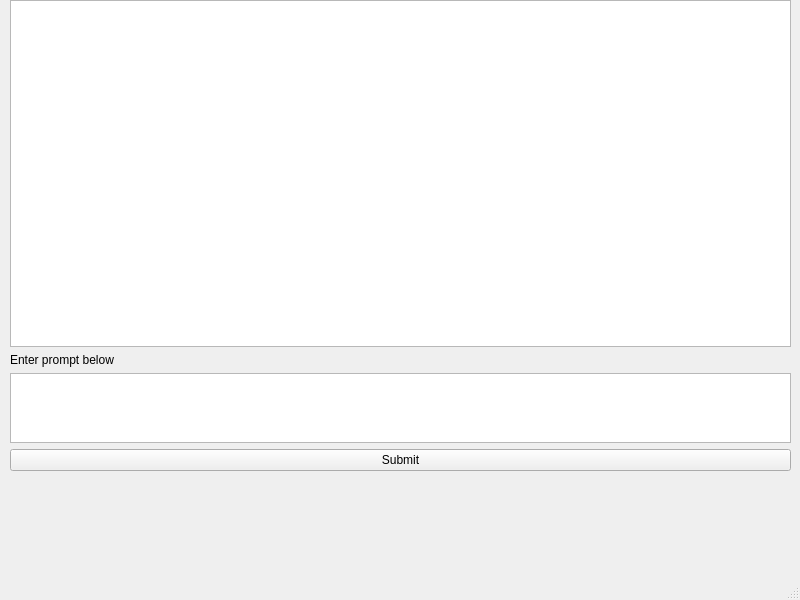
Qt form chat.ui (sunilpulinthitta/openaichat) before a commit.
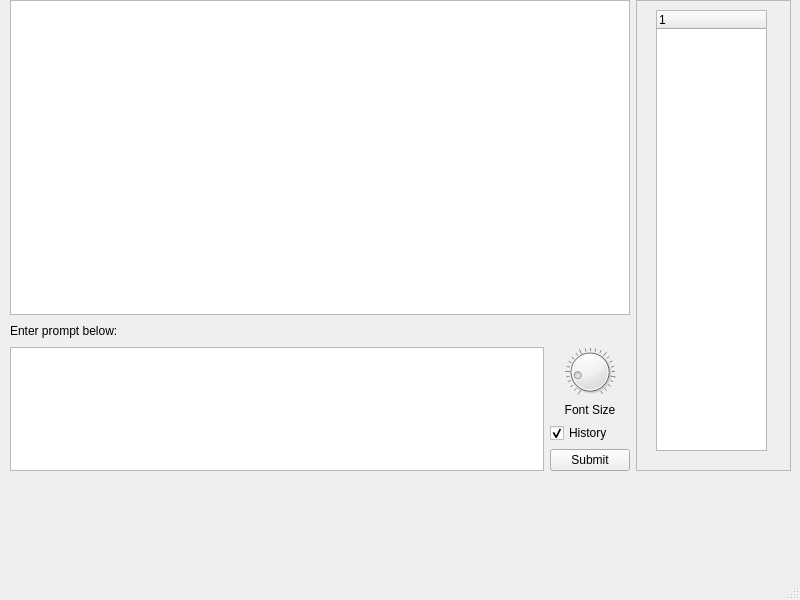
The same form after that commit.

Patch:
```diff
--- a/chat.ui
+++ b/chat.ui
@@ -23,33 +23,135 @@
       <height>471</height>
      </rect>
     </property>
-    <layout class="QHBoxLayout" name="hLytMain">
+    <layout class="QHBoxLayout" name="hLytMain" stretch="80,20">
      <item>
-      <layout class="QVBoxLayout" name="vLytChat" stretch="100,1,10,1">
+      <layout class="QVBoxLayout" name="vLytChat" stretch="100,1,10">
        <item>
         <widget class="QTextEdit" name="txtOutput"/>
        </item>
        <item>
-        <widget class="QLabel" name="lblPrompt">
-         <property name="text">
-          <string>Enter prompt below</string>
-         </property>
-        </widget>
+        <layout class="QHBoxLayout" name="horizontalLayout_2">
+         <item>
+          <widget class="QLabel" name="lblPrompt">
+           <property name="text">
+            <string>Enter prompt below:</string>
+           </property>
+          </widget>
+         </item>
+         <item>
+          <spacer name="horizontalSpacer">
+           <property name="orientation">
+            <enum>Qt::Horizontal</enum>
+           </property>
+           <property name="sizeHint" stdset="0">
+            <size>
+             <width>40</width>
+             <height>20</height>
+            </size>
+           </property>
+          </spacer>
+         </item>
+        </layout>
        </item>
        <item>
-        <widget class="QTextEdit" name="txtInput"/>
-       </item>
-       <item>
-        <widget class="QPushButton" name="btnSubmit">
-         <property name="text">
-          <string>Submit</string>
-         </property>
-        </widget>
+        <layout class="QHBoxLayout" name="hLytSubmit" stretch="100,1">
+         <item>
+          <widget class="QTextEdit" name="txtInput"/>
+         </item>
+         <item>
+          <layout class="QVBoxLayout" name="verticalLayout_3" stretch="10,1,1,1,5">
+           <item>
+            <spacer name="verticalSpacer">
+             <property name="orientation">
+              <enum>Qt::Vertical</enum>
+             </property>
+             <property name="sizeHint" stdset="0">
+              <size>
+               <width>20</width>
+               <height>40</height>
+              </size>
+             </property>
+            </spacer>
+           </item>
+           <item>
+            <widget class="QDial" name="dlFontSize">
+             <property name="minimum">
+              <number>6</number>
+             </property>
+             <property name="value">
+              <number>20</number>
+             </property>
+             <property name="notchesVisible">
+              <bool>true</bool>
+             </property>
+            </widget>
+           </item>
+           <item>
+            <widget class="QLabel" name="lblFontSize">
+             <property name="text">
+              <string>Font Size</string>
+             </property>
+             <property name="alignment">
+              <set>Qt::AlignCenter</set>
+             </property>
+            </widget>
+           </item>
+           <item>
+            <widget class="QCheckBox" name="chkHistory">
+             <property name="text">
+              <string>History</string>
+             </property>
+             <property name="checked">
+              <bool>true</bool>
+             </property>
+            </widget>
+           </item>
+           <item>
+            <widget class="QPushButton" name="btnSubmit">
+             <property name="text">
+              <string>Submit</string>
+             </property>
+            </widget>
+           </item>
+          </layout>
+         </item>
+        </layout>
        </item>
       </layout>
      </item>
      <item>
-      <layout class="QVBoxLayout" name="verticalLayout_2"/>
+      <widget class="QFrame" name="frameHistory">
+       <property name="frameShape">
+        <enum>QFrame::StyledPanel</enum>
+       </property>
+       <property name="frameShadow">
+        <enum>QFrame::Raised</enum>
+       </property>
+       <widget class="QWidget" name="verticalLayoutWidget">
+        <property name="geometry">
+         <rect>
+          <x>20</x>
+          <y>10</y>
+          <width>111</width>
+          <height>441</height>
+         </rect>
+        </property>
+        <layout class="QVBoxLayout" name="vLytHistory">
+         <item>
+          <widget class="QTreeWidget" name="treeHistory">
+           <attribute name="headerVisible">
+            <bool>true</bool>
+           </attribute>
+           <column>
+            <property name="text">
+             <string notr="true">1</string>
+            </property>
+           </column>
+          </widget>
+         </item>
+        </layout>
+       </widget>
+      </widget>
      </item>
     </layout>
    </widget>
```
